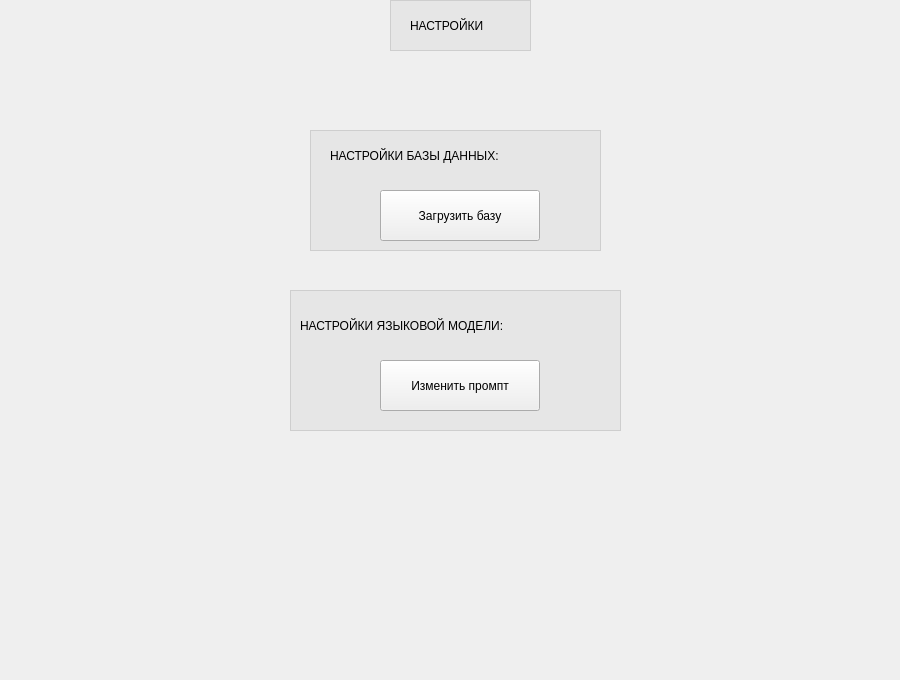
First picture: the form in gui/ui/settings.ui, repository kyrvvwfzhy-code/innovation_proposal_checking, before the edit.
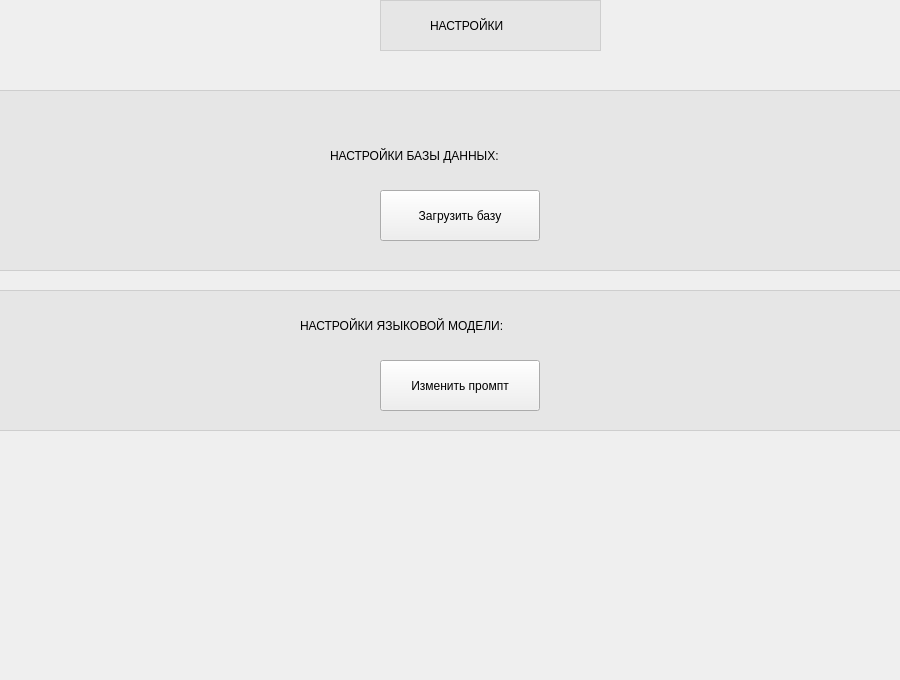
Second picture: the form after the edit.

What changed in the file:
```diff
--- a/gui/ui/settings.ui
+++ b/gui/ui/settings.ui
@@ -10,31 +10,21 @@
     <height>680</height>
    </rect>
   </property>
+  <property name="sizePolicy">
+   <sizepolicy hsizetype="Fixed" vsizetype="Fixed">
+    <horstretch>0</horstretch>
+    <verstretch>0</verstretch>
+   </sizepolicy>
+  </property>
   <property name="windowTitle">
    <string>Form</string>
   </property>
-  <widget class="QLabel" name="label_5">
-   <property name="geometry">
-    <rect>
-     <x>410</x>
-     <y>0</y>
-     <width>111</width>
-     <height>51</height>
-    </rect>
-   </property>
-   <property name="styleSheet">
-    <string notr="true">font: 14pt &quot;MS Shell Dlg 2&quot;;</string>
-   </property>
-   <property name="text">
-    <string>НАСТРОЙКИ</string>
-   </property>
-  </widget>
   <widget class="QFrame" name="frame">
    <property name="geometry">
     <rect>
-     <x>390</x>
+     <x>380</x>
      <y>0</y>
-     <width>141</width>
+     <width>221</width>
      <height>51</height>
     </rect>
    </property>
@@ -53,7 +43,7 @@
     <rect>
      <x>300</x>
      <y>300</y>
-     <width>311</width>
+     <width>371</width>
      <height>51</height>
     </rect>
    </property>
@@ -69,7 +59,7 @@
     <rect>
      <x>330</x>
      <y>130</y>
-     <width>261</width>
+     <width>291</width>
      <height>51</height>
     </rect>
    </property>
@@ -109,10 +99,10 @@
   <widget class="QFrame" name="frame_2">
    <property name="geometry">
     <rect>
-     <x>310</x>
-     <y>130</y>
-     <width>291</width>
-     <height>121</height>
+     <x>-10</x>
+     <y>90</y>
+     <width>911</width>
+     <height>181</height>
     </rect>
    </property>
    <property name="styleSheet">
@@ -128,9 +118,9 @@
   <widget class="QFrame" name="frame_3">
    <property name="geometry">
     <rect>
-     <x>290</x>
+     <x>-10</x>
      <y>290</y>
-     <width>331</width>
+     <width>911</width>
      <height>141</height>
     </rect>
    </property>
@@ -144,6 +134,22 @@
     <enum>QFrame::Raised</enum>
    </property>
   </widget>
+  <widget class="QLabel" name="label_5">
+   <property name="geometry">
+    <rect>
+     <x>430</x>
+     <y>0</y>
+     <width>141</width>
+     <height>51</height>
+    </rect>
+   </property>
+   <property name="styleSheet">
+    <string notr="true">font: 14pt &quot;MS Shell Dlg 2&quot;;</string>
+   </property>
+   <property name="text">
+    <string>НАСТРОЙКИ</string>
+   </property>
+  </widget>
   <zorder>frame_3</zorder>
   <zorder>frame_2</zorder>
   <zorder>frame</zorder>
```
Left out of the diff: 2 changed lines with no effect on the pictures.
